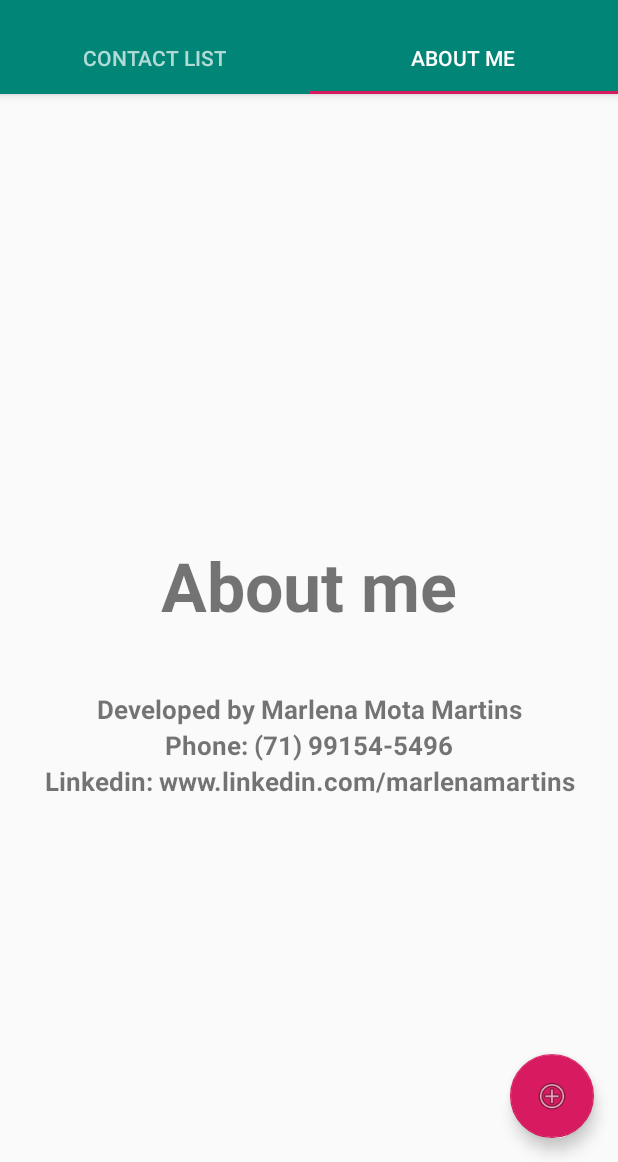
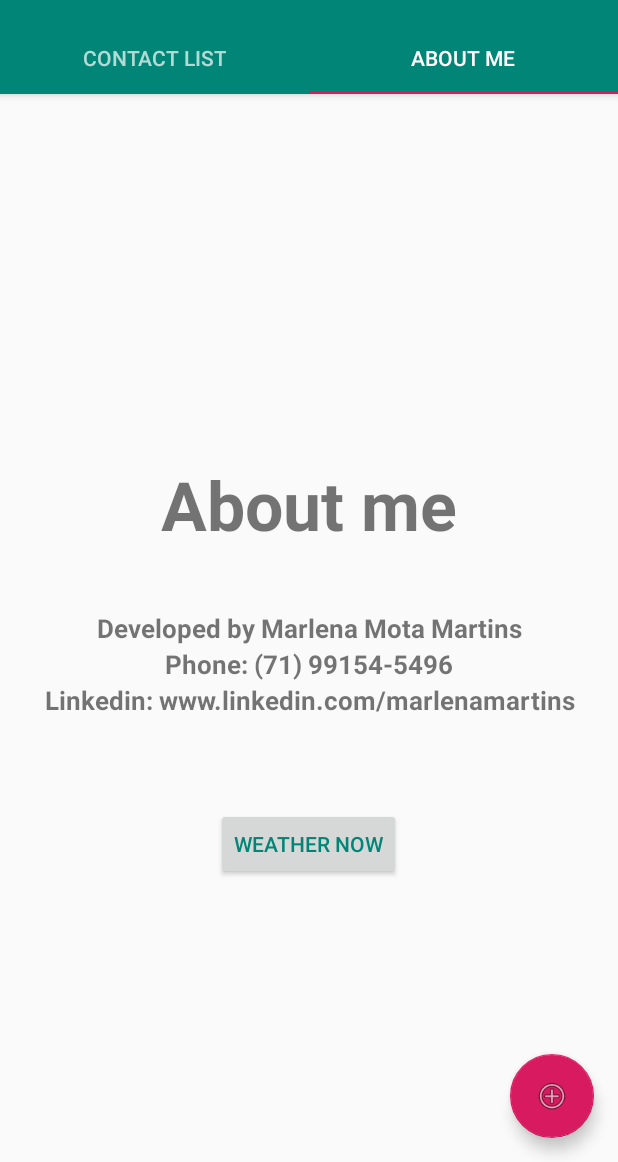
Before and after one commit to MarlenaMartins1533/Agenda, an Android app: the screen it shows after launch (MainActivity), tab 2 chosen, on a phone screen of 412 x 824 dp, the part 74-1236 px from its top. Run offline under Robolectric (Android 15) with nearby library versions, the phone set to English and light mode, and no system bars; our stand-ins replace Room's generated code; 1 statement that could not run was skipped.

```diff
--- a/app/src/main/java/com/marlena/agenda/core/App.kt
+++ b/app/src/main/java/com/marlena/agenda/core/App.kt
@@ -2,6 +2,7 @@ package com.marlena.agenda.core
 
 import android.app.Application
 import com.marlena.agenda.persistence.AgendaDB
+import com.marlena.agenda.service.WeatherClient
 
 class App: Application() {
 
@@ -9,6 +10,7 @@ class App: Application() {
         super.onCreate()
 
         AgendaDB.initialize(this)
+        WeatherClient.initialize()
 
     }
 }
--- a/app/src/main/java/com/marlena/agenda/data/Cache.kt
+++ b/app/src/main/java/com/marlena/agenda/data/Cache.kt
@@ -4,5 +4,9 @@ import com.marlena.agenda.model.Contact
 
 class Cache {
     companion object {
+        const val BaseUrl = "http://api.openweathermap.org/"
+        const val AppId = "2e65127e909e178d0af311a81f39948c"
+        const val lat = "35"
+        const val lon = "139"
     }
 }
--- a/app/src/main/java/com/marlena/agenda/scenes/aboutUs/About.kt
+++ b/app/src/main/java/com/marlena/agenda/scenes/aboutUs/About.kt
@@ -8,6 +8,8 @@ interface About{
     }
 
     interface Presenter: Scene.Presenter {
+        fun getWeather()
         fun requestMessage()
+        fun kill()
     }
 }
--- a/app/src/main/java/com/marlena/agenda/scenes/aboutUs/AboutPresenter.kt
+++ b/app/src/main/java/com/marlena/agenda/scenes/aboutUs/AboutPresenter.kt
@@ -1,9 +1,30 @@
 package com.marlena.agenda.scenes.aboutUs
 
-class AboutPresenter(val view: About.View): About.Presenter {
+import com.marlena.agenda.service.WeatherClient
+import kotlinx.coroutines.*
+import kotlin.coroutines.CoroutineContext
+
+class AboutPresenter(val view: About.View): About.Presenter, CoroutineScope {
+    override val coroutineContext: CoroutineContext = Dispatchers.Main + SupervisorJob()
+    private var job: Job? = null
 
     override fun requestMessage() {
         view.showMessage("Message!")
     }
 
+    override fun getWeather() {
+        job = launch {
+            val lat = "-12.9704"
+            val long = "-38.5124"
+
+            val bodyWeather = withContext(Dispatchers.IO){ WeatherClient.instance.getCurrentWeatherData(lat, long) }
+            val response = "Weather today ${bodyWeather?.name}"
+
+            view.showMessage(response)
+        }
+    }
+
+    override fun kill(){
+        job?.cancel()
+    }
 }
--- a/app/src/main/java/com/marlena/agenda/service/WeatherApi.kt
+++ b/app/src/main/java/com/marlena/agenda/service/WeatherApi.kt
@@ -1,6 +1,7 @@
 package com.marlena.agenda.service
 
-import android.telecom.Call
+import com.marlena.agenda.model.WeatherResponse
+import retrofit2.Call
 import retrofit2.http.GET
 import retrofit2.http.Query
 
--- /dev/null
+++ b/app/src/main/java/com/marlena/agenda/service/WeatherClient.kt
@@ -0,0 +1,49 @@
+package com.marlena.agenda.service
+
+import android.arch.persistence.room.Room
+import android.content.Context
+import android.util.Log
+import com.marlena.agenda.data.Cache
+import com.marlena.agenda.model.Contact
+import com.marlena.agenda.model.WeatherResponse
+import retrofit2.Retrofit
+import retrofit2.converter.gson.GsonConverterFactory
+import java.io.IOException
+
+class WeatherClient {
+
+    companion object { //singleton - only one instance
+        lateinit var instance: WeatherClient
+            private set
+
+        fun initialize() {
+            instance = WeatherClient()
+            instance.retrofit = Retrofit.Builder()
+                .baseUrl(Cache.BaseUrl)
+                .addConverterFactory(GsonConverterFactory.create())
+                .build()
+                .create(WeatherApi::class.java)
+        }
+    }
+
+    private lateinit var retrofit: WeatherApi
+
+    fun getCurrentWeatherData(lat: String, lon: String): WeatherResponse? {
+        val call = retrofit.getCurrentWeatherData(lat, lon, Cache.AppId)
+        try {
+            val response = call.execute()
+            if (response.isSuccessful) {
+                Log.d("LENA", "getWeatherData successful: ${response.body()?.toString()}")
+                return response.body()
+            } else {
+                Log.d("LENA", "getWeatherData Response Error: ${response.errorBody()?.toString()}")
+            }
+        } catch (e: IOException) {
+            Log.e("LENA", e.message)
+        } catch (e: RuntimeException) {
+            Log.e("LENA", e.message)
+        }
+
+        return null
+    }
+}
--- a/app/src/main/res/layout/fragment_about.xml
+++ b/app/src/main/res/layout/fragment_about.xml
@@ -39,6 +39,12 @@
             android:textSize="17sp"
             android:textStyle="bold"/>
 
-
+    <Button
+            android:layout_width="wrap_content"
+            android:layout_height="wrap_content"
+            android:id="@+id/weather"
+            android:text="@string/weather"
+            android:textColor="@color/colorPrimary"
+            android:layout_marginTop="60dp"/>
 
 </LinearLayout>
--- a/app/src/main/res/values/strings.xml
+++ b/app/src/main/res/values/strings.xml
@@ -19,5 +19,6 @@
     <string name="developer">Developed by Marlena Mota Martins</string>
     <string name="phone_developer">Phone: (71) 99154-5496</string>
     <string name="linkedin_developer">Linkedin: www.linkedin.com/marlenamartins</string>
+    <string name="weather">Weather Now</string>
 
 </resources>
```
Also changed, not shown: app/src/main/java/com/marlena/agenda/scenes/aboutUs/AboutFragment.kt (+6 -1 lines), app/src/main/java/com/marlena/agenda/service/WeatherService.kt (deleted, +0 -23 lines).
